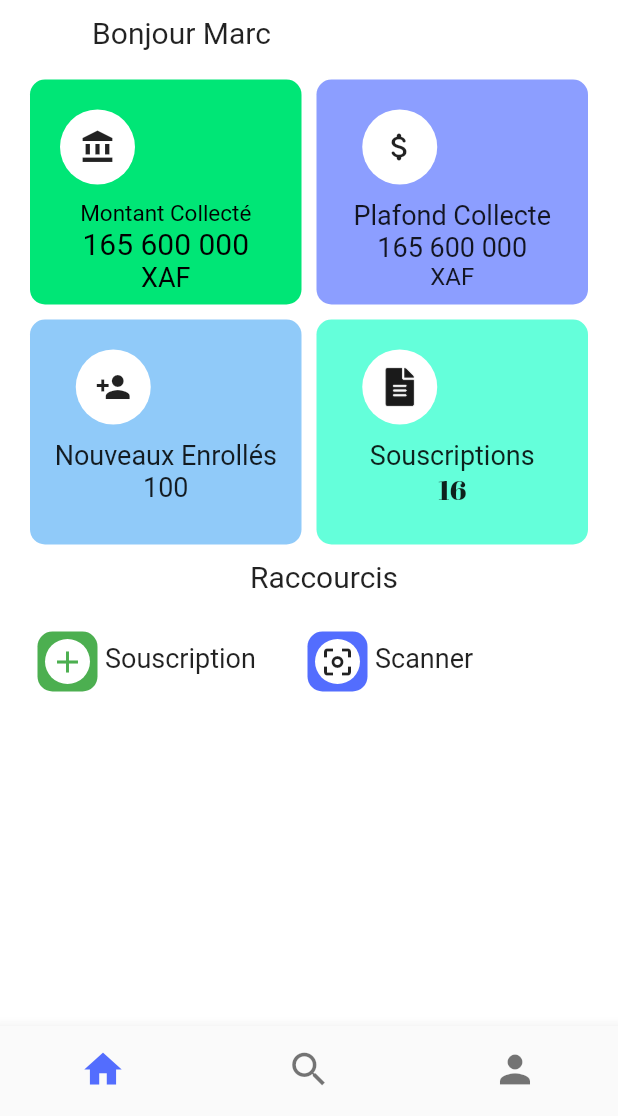
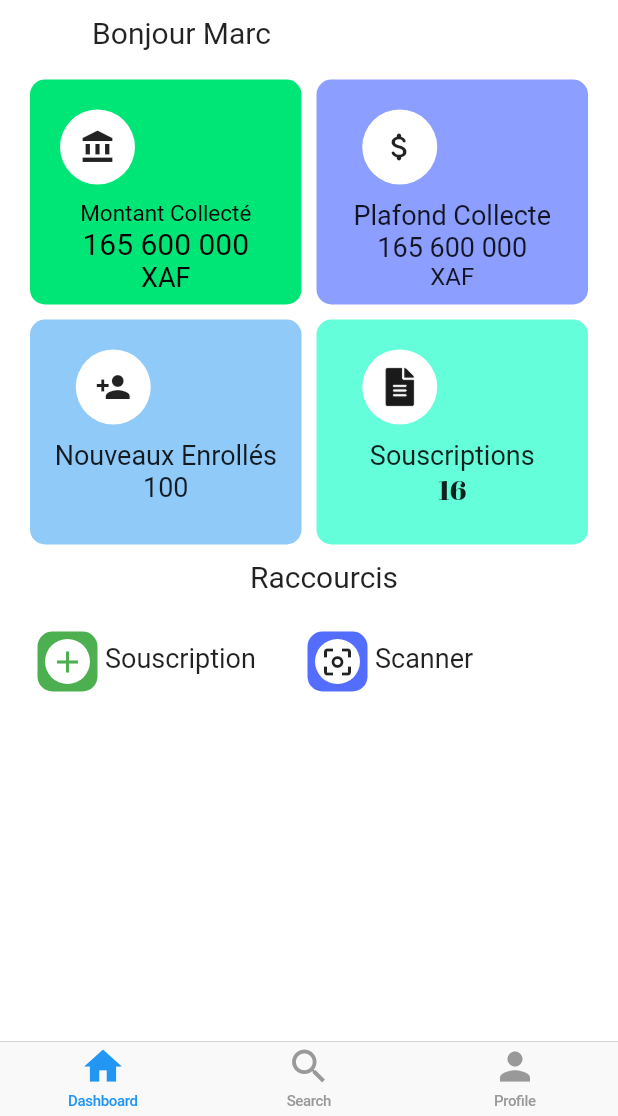
Before and after one commit to walterAnan/emf_tontine, a Flutter app: the Bottom screen opened directly, on a phone screen of 412 x 824 dp, the part 120-1236 px from its top. Run offline on Flutter 3.47's test engine with Material 2 defaults, Android fonts, the phone set to English and light mode, and no system bars; our stand-ins replace auto_route, flutter_vector_icons, google_fonts, page_transition, simple_animations; missing offline and left inert: airtime2cash, qr_code_scanner; Roboto replaces fonts that are missing (Acme, Adamina).

Commit message:
Mon commit du 01/09/2022

```diff
--- a/lib/screens/bottom.dart
+++ b/lib/screens/bottom.dart
@@ -4,6 +4,7 @@ import 'package:emf_tontine/screens/dashboard.dart';
 import 'package:emf_tontine/screens/nav_bar_menu.dart';
 import 'package:emf_tontine/screens/profile.dart';
 import 'package:flutter/material.dart';
+import 'package:flutter/cupertino.dart';
 
 import 'clients.dart';
 class Bottom extends StatefulWidget {
@@ -32,47 +33,92 @@ class _BottomState extends State<Bottom> {
 
   @override
   Widget build(BuildContext context) {
-    return Scaffold(
-      key: _scaffoldKey,
-      drawer: MyDrawer(title: "Home",),
-      backgroundColor: kLightGrey,
-      body:_widget0ptions[selectedIndex],
-
-      bottomNavigationBar: BottomNavigationBar(
+    return CupertinoTabScaffold(
+      tabBar: CupertinoTabBar(
         items: const <BottomNavigationBarItem>[
           BottomNavigationBarItem(
-            icon: Icon(Icons.home, size: 30,),
-            label: 'Home',
+            icon: Icon(Icons.home),
+            label: 'Dashboard',
           ),
           BottomNavigationBarItem(
-            icon: Icon(Icons.search, size: 30,),
-            label: 'Recherche',
+            icon: Icon(Icons.search),
+            label: 'Search',
           ),
           BottomNavigationBarItem(
-            icon: Icon(Icons.person, size: 30,),
+            icon: Icon(Icons.person),
             label: 'Profile',
           ),
         ],
-        currentIndex: selectedIndex,
-        selectedItemColor: Colors.indigoAccent,
-        onTap: _onItemTapped,
-        showUnselectedLabels: false,
-        showSelectedLabels: false,
       ),
-      //  bottomNavigationBar: BottomNavigationBar(
-      //   onTap: _onItemTapped,
-      //   elevation: 10,
-      //   showSelectedLabels: false,
-      //   showUnselectedLabels: false,
-      //   // selectedItemColor: Colors.amber[800],
-      //   unselectedItemColor: const Color(0xFF526480),
-      //   items: const <BottomNavigationBarItem> [
-      //     BottomNavigationBarItem(icon: Icon(Icons.home, size: 30, ),label: 'Home',),
-      //     BottomNavigationBarItem(icon: Icon(Icons.search, size: 30,), label: 'Recherche',),
-      //     BottomNavigationBarItem(icon: Icon(Icons.person, size: 30,), label: 'Profile',),
-      //     // BottomNavigationBarItem(icon: Icon(Icons.settings, size: 35,), label: 'Paramètres'),
-      //   ],
-      // ),
+      tabBuilder: (context, index) {
+        switch (index) {
+          case 0:
+            return CupertinoTabView(builder: (context) {
+              return CupertinoPageScaffold(
+                child: Dashboard(),
+              );
+            });
+          case 1:
+            return CupertinoTabView(builder: (context) {
+              return CupertinoPageScaffold(
+                child: Clients(),
+              );
+            });
+          case 2:
+            return CupertinoTabView(builder: (context) {
+              return CupertinoPageScaffold(
+                child: ProfileScreen(),
+              );
+            });
+          default: return CupertinoTabView(builder: (context) {
+            return CupertinoPageScaffold(
+              child: Dashboard(),
+            );
+          });
+        }
+      },
     );
-  }
+  //   return Scaffold(
+  //     key: _scaffoldKey,
+  //     drawer: MyDrawer(title: "Home",),
+  //     backgroundColor: kLightGrey,
+  //     body:_widget0ptions[selectedIndex],
+  //
+  //     bottomNavigationBar: BottomNavigationBar(
+  //       items: const <BottomNavigationBarItem>[
+  //         BottomNavigationBarItem(
+  //           icon: Icon(Icons.home, size: 30,),
+  //           label: 'Home',
+  //         ),
+  //         BottomNavigationBarItem(
+  //           icon: Icon(Icons.search, size: 30,),
+  //           label: 'Recherche',
+  //         ),
+  //         BottomNavigationBarItem(
+  //           icon: Icon(Icons.person, size: 30,),
+  //           label: 'Profile',
+  //         ),
+  //       ],
+  //       currentIndex: selectedIndex,
+  //       selectedItemColor: Colors.indigoAccent,
+  //       onTap: _onItemTapped,
+  //       showUnselectedLabels: false,
+  //       showSelectedLabels: false,
+  //     ),
+  //     //  bottomNavigationBar: BottomNavigationBar(
+  //     //   onTap: _onItemTapped,
+  //     //   elevation: 10,
+  //     //   showSelectedLabels: false,
+  //     //   showUnselectedLabels: false,
+  //     //   // selectedItemColor: Colors.amber[800],
+  //     //   unselectedItemColor: const Color(0xFF526480),
+  //     //   items: const <BottomNavigationBarItem> [
+  //     //     BottomNavigationBarItem(icon: Icon(Icons.home, size: 30, ),label: 'Home',),
+  //     //     BottomNavigationBarItem(icon: Icon(Icons.search, size: 30,), label: 'Recherche',),
+  //     //     BottomNavigationBarItem(icon: Icon(Icons.person, size: 30,), label: 'Profile',),
+  //     //     // BottomNavigationBarItem(icon: Icon(Icons.settings, size: 35,), label: 'Paramètres'),
+  //     //   ],
+  //     // ),
+  //   );
+   }
 }
--- a/lib/screens/changerMDP.dart
+++ b/lib/screens/changerMDP.dart
@@ -17,7 +17,7 @@ class _ChangerMDPState extends State<ChangerMDP> {
       body: Center(
         child: SingleChildScrollView(
           child: Container(
-            margin: EdgeInsets.symmetric(horizontal: 50, vertical: 50),
+            margin: const EdgeInsets.symmetric(horizontal: 50, vertical: 50),
             width: MediaQuery.of(context).size.width,
             height: 450,
             decoration: BoxDecoration(
@@ -27,8 +27,8 @@ class _ChangerMDPState extends State<ChangerMDP> {
               child: Column(
                 children: [
                   Container(
-                    margin: EdgeInsets.symmetric(vertical: 25),
-                    child: Text('Changez votre mot de passe !', style: TextStyle(
+                    margin: const EdgeInsets.symmetric(vertical: 25),
+                    child: const Text('Changez votre mot de passe !', style: TextStyle(
                         fontSize:18
                     ),),
                   ),
--- a/lib/screens/dashboard.dart
+++ b/lib/screens/dashboard.dart
@@ -346,7 +346,7 @@ class _DashboardState extends State<Dashboard> {
               ),
             ],
           ),
-          const SizedBox(height: 10,),
+          // const SizedBox(height: 10,),
           // Row(
           //   children: [
           //     Container(
--- a/pubspec.yaml
+++ b/pubspec.yaml
@@ -38,6 +38,7 @@ dependencies:
   google_fonts: ^3.0.1
   flutter_cupertino_date_picker_fork: ^1.0.6
   flutter_vector_icons: ^1.0.0
+  image_picker: ^0.8.5+3
   page_transition:
   qr_code_scanner:
   simple_animations:
```
Also changed, not shown: lib/screens/clients.dart (+9 -4 lines), lib/screens/historique.dart (+48 -26 lines), lib/screens/registerClient.dart (+85 -18 lines), lib/screens/souscription.dart (+4 -4 lines), pubspec.lock.
